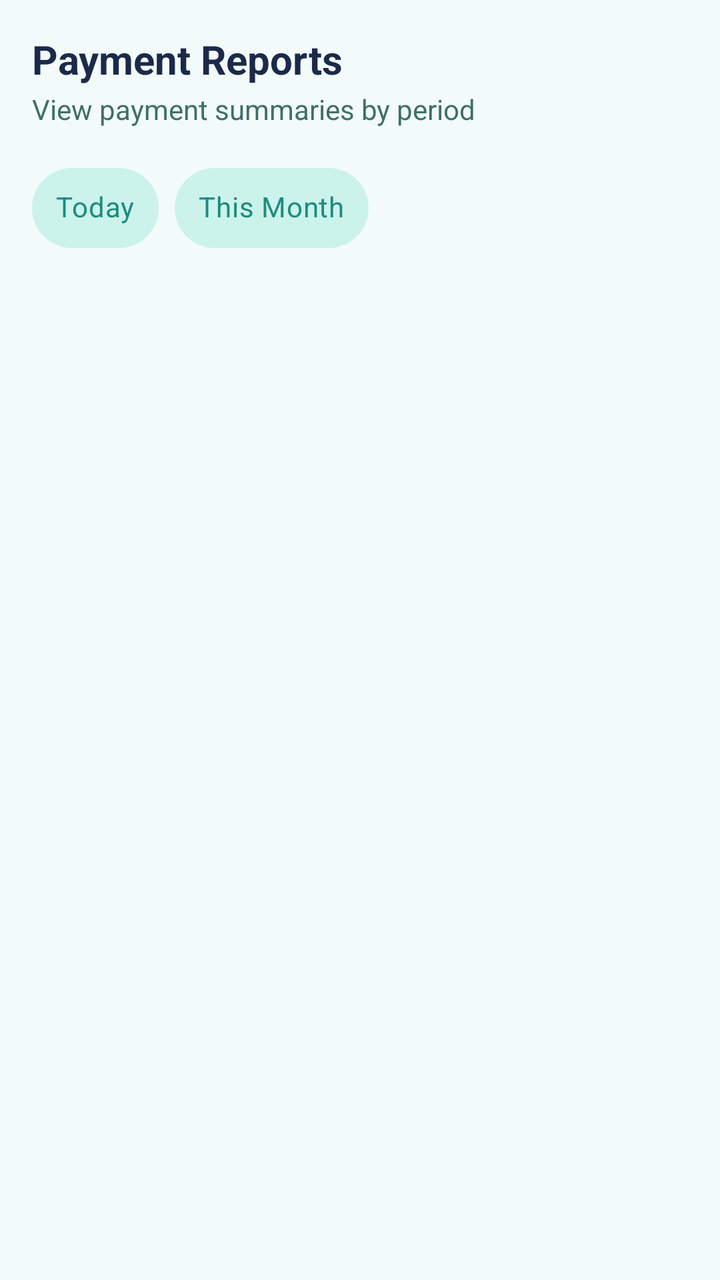
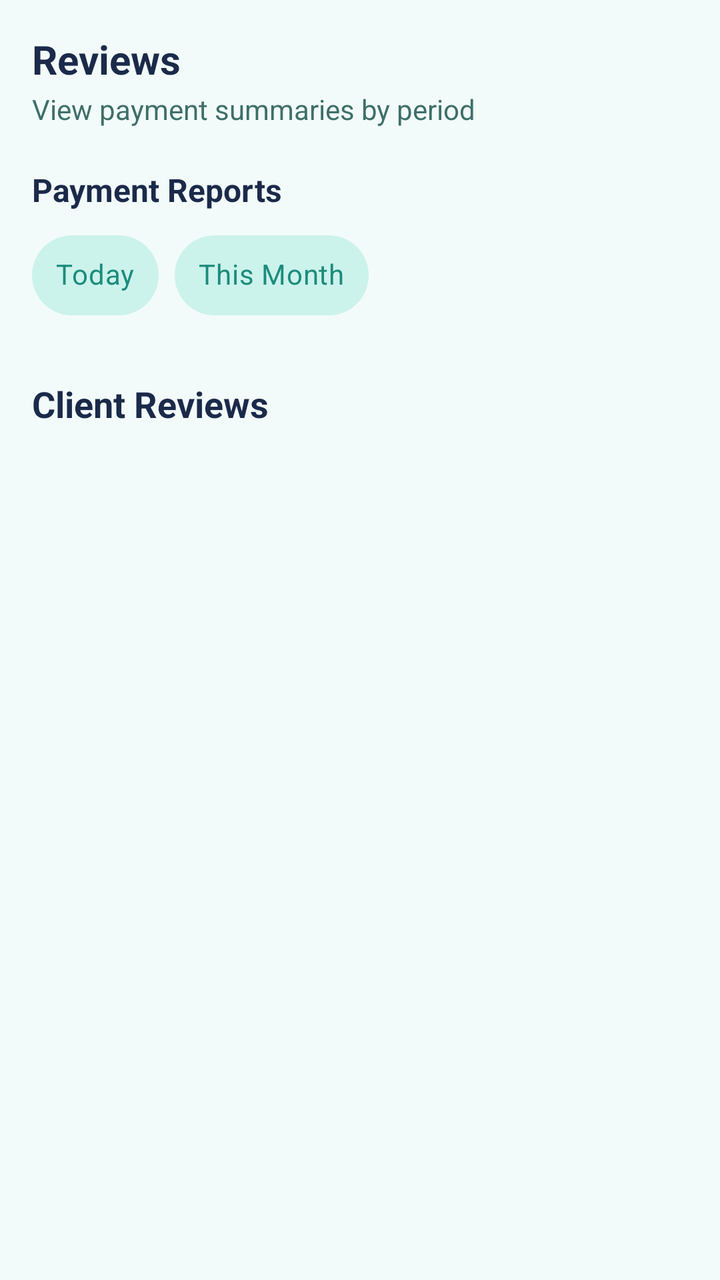

Compare the two renders of this Android layout. The source of the first and the diff that turns it into the second are given below.
<!-- AndroidManifest.xml: application theme Theme.HairGo -->
<!-- res/layout/fragment_owner_reports.xml -->
<?xml version="1.0" encoding="utf-8"?>
<androidx.core.widget.NestedScrollView
    xmlns:android="http://schemas.android.com/apk/res/android"
    xmlns:app="http://schemas.android.com/apk/res-auto"
    android:layout_width="match_parent"
    android:layout_height="match_parent"
    android:background="@color/home_bg">

    <LinearLayout
        android:layout_width="match_parent"
        android:layout_height="wrap_content"
        android:orientation="vertical"
        android:padding="16dp">

        <TextView
            android:layout_width="wrap_content"
            android:layout_height="wrap_content"
            android:text="@string/reports_title"
            android:textColor="@color/home_text_primary"
            android:textSize="20sp"
            android:textStyle="bold" />

        <TextView
            android:layout_width="wrap_content"
            android:layout_height="wrap_content"
            android:layout_marginTop="2dp"
            android:layout_marginBottom="16dp"
            android:text="@string/reports_subtitle"
            android:textColor="@color/home_text_secondary"
            android:textSize="14sp" />

        
        <com.google.android.material.chip.ChipGroup
            android:id="@+id/chipGroupPeriod"
            android:layout_width="match_parent"
            android:layout_height="wrap_content"
            android:orientation="horizontal"
            app:chipSpacingHorizontal="8dp"
            app:selectionRequired="true"
            app:singleLine="true"
            app:singleSelection="true">

            <com.google.android.material.chip.Chip
                android:id="@+id/chipToday"
                style="@style/Widget.MaterialComponents.Chip.Choice"
                android:layout_width="wrap_content"
                android:layout_height="wrap_content"
                android:text="@string/report_period_today"
                android:textColor="@color/report_chip_text"
                android:textSize="14sp"
                app:checkedIconVisible="false"
                app:chipBackgroundColor="@color/report_chip_bg"
                app:chipCornerRadius="20dp"
                app:chipMinHeight="40dp"
                app:chipStrokeWidth="0dp" />

            <com.google.android.material.chip.Chip
                android:id="@+id/chipThisMonth"
                style="@style/Widget.MaterialComponents.Chip.Choice"
                android:layout_width="wrap_content"
                android:layout_height="wrap_content"
                android:text="@string/report_period_this_month"
                android:textColor="@color/report_chip_text"
                android:textSize="14sp"
                app:checkedIconVisible="false"
                app:chipBackgroundColor="@color/report_chip_bg"
                app:chipCornerRadius="20dp"
                app:chipMinHeight="40dp"
                app:chipStrokeWidth="0dp" />
        </com.google.android.material.chip.ChipGroup>

        <ProgressBar
            android:id="@+id/progressReports"
            android:layout_width="wrap_content"
            android:layout_height="wrap_content"
            android:layout_marginTop="40dp"
            android:layout_marginBottom="8dp"
            android:layout_gravity="center_horizontal"
            android:indeterminateTint="@color/teal"
            android:visibility="gone" />

        <TextView
            android:id="@+id/tvEmptyReports"
            android:layout_width="match_parent"
            android:layout_height="wrap_content"
            android:layout_marginTop="24dp"
            android:background="@drawable/bg_badge_teal"
            android:drawableTop="@drawable/ic_booking_empty"
            android:drawablePadding="12dp"
            android:gravity="center"
            android:lineSpacingExtra="2dp"
            android:padding="24dp"
            android:text="@string/reports_empty"
            android:textColor="@color/home_text_primary"
            android:textSize="16sp"
            android:visibility="gone" />

        
        <TextView
            android:id="@+id/tvBookingSummaryLabel"
            android:layout_width="wrap_content"
            android:layout_height="wrap_content"
            android:layout_marginTop="20dp"
            android:text="@string/reports_booking_summary"
            android:textColor="@color/home_text_primary"
            android:textSize="16sp"
            android:textStyle="bold"
            android:visibility="gone" />

        <LinearLayout
            android:id="@+id/layoutBookingSummary"
            android:layout_width="match_parent"
            android:layout_height="wrap_content"
            android:layout_marginTop="8dp"
            android:baselineAligned="false"
            android:orientation="horizontal"
            android:visibility="gone">

            
            <androidx.cardview.widget.CardView
                android:id="@+id/cardReportTotalValue"
                android:layout_width="0dp"
                android:layout_height="match_parent"
                android:layout_marginEnd="6dp"
                android:layout_weight="1"
                android:minHeight="92dp"
                app:cardBackgroundColor="@color/home_card_bg"
                app:cardCornerRadius="12dp"
                app:cardElevation="2dp"
                app:cardUseCompatPadding="false">

                <LinearLayout
                    android:layout_width="match_parent"
                    android:layout_height="match_parent"
                    android:baselineAligned="false"
                    android:gravity="center_vertical"
                    android:orientation="horizontal"
                    android:padding="14dp">

                    <ImageView
                        android:layout_width="36dp"
                        android:layout_height="36dp"
                        android:background="@drawable/bg_icon_circle_teal"
                        android:importantForAccessibility="no"
                        android:padding="8dp"
                        android:scaleType="centerInside"
                        android:src="@drawable/ic_nav_reports"
                        app:tint="@color/teal_primary" />

                    <LinearLayout
                        android:layout_width="0dp"
                        android:layout_height="wrap_content"
                        android:layout_marginStart="10dp"
                        android:layout_weight="1"
                        android:orientation="vertical">

                        <TextView
                            android:id="@+id/tvReportTotalValue"
                            android:layout_width="wrap_content"
                            android:layout_height="wrap_content"
                            android:text="R0"
                            android:textColor="@color/home_text_primary"
                            android:textSize="24sp"
                            android:textStyle="bold" />

                        <TextView
                            android:layout_width="wrap_content"
                            android:layout_height="wrap_content"
                            android:text="@string/reports_total_value"
                            android:textColor="@color/home_text_secondary"
                            android:textSize="12sp" />
                    </LinearLayout>
                </LinearLayout>
            </androidx.cardview.widget.CardView>

            
            <androidx.cardview.widget.CardView
                android:id="@+id/cardReportBookingsOutstanding"
                android:layout_width="0dp"
                android:layout_height="match_parent"
                android:layout_marginStart="6dp"
                android:layout_weight="1"
                android:minHeight="92dp"
                app:cardBackgroundColor="@color/home_card_bg"
                app:cardCornerRadius="12dp"
                app:cardElevation="2dp"
                app:cardUseCompatPadding="false">

                <LinearLayout
                    android:layout_width="match_parent"
                    android:layout_height="match_parent"
                    android:baselineAligned="false"
                    android:gravity="center_vertical"
                    android:orientation="horizontal"
                    android:padding="14dp">

                    <ImageView
                        android:layout_width="36dp"
                        android:layout_height="36dp"
                        android:background="@drawable/bg_icon_circle_orange"
                        android:importantForAccessibility="no"
                        android:padding="8dp"
                        android:scaleType="centerInside"
                        android:src="@drawable/ic_warning"
                        app:tint="@color/warning" />

                    <LinearLayout
                        android:layout_width="0dp"
                        android:layout_height="wrap_content"
                        android:layout_marginStart="10dp"
                        android:layout_weight="1"
                        android:orientation="vertical">

                        <TextView
                            android:id="@+id/tvReportBookingsOutstanding"
                            android:layout_width="wrap_content"
                            android:layout_height="wrap_content"
                            android:text="0"
                            android:textColor="@color/warning"
                            android:textSize="24sp"
                            android:textStyle="bold" />

                        <TextView
                            android:layout_width="wrap_content"
                            android:layout_height="wrap_content"
                            android:text="@string/reports_bookings_outstanding"
                            android:textColor="@color/home_text_secondary"
                            android:textSize="12sp" />
                    </LinearLayout>
                </LinearLayout>
            </androidx.cardview.widget.CardView>
        </LinearLayout>

        
        <TextView
            android:id="@+id/tvPaymentSummaryLabel"
            android:layout_width="wrap_content"
            android:layout_height="wrap_content"
            android:layout_marginTop="24dp"
            android:text="@string/reports_payment_summary"
            android:textColor="@color/home_text_primary"
            android:textSize="16sp"
            android:textStyle="bold"
            android:visibility="gone" />

        <LinearLayout
            android:id="@+id/layoutPaymentSummary"
            android:layout_width="match_parent"
            android:layout_height="wrap_content"
            android:layout_marginTop="8dp"
            android:baselineAligned="false"
            android:orientation="horizontal"
            android:visibility="gone">

            
            <androidx.cardview.widget.CardView
                android:id="@+id/cardReportAmountPaid"
                android:layout_width="0dp"
                android:layout_height="match_parent"
                android:layout_marginEnd="6dp"
                android:layout_weight="1"
                android:minHeight="92dp"
                app:cardBackgroundColor="@color/home_card_bg"
                app:cardCornerRadius="12dp"
                app:cardElevation="2dp"
                app:cardUseCompatPadding="false">

                <LinearLayout
                    android:layout_width="match_parent"
                    android:layout_height="match_parent"
                    android:baselineAligned="false"
                    android:gravity="center_vertical"
                    android:orientation="horizontal"
                    android:padding="14dp">

                    <ImageView
                        android:layout_width="36dp"
                        android:layout_height="36dp"
                        android:background="@drawable/bg_icon_circle_green"
                        android:importantForAccessibility="no"
                        android:padding="8dp"
                        android:scaleType="centerInside"
                        android:src="@drawable/ic_check"
                        app:tint="@color/success" />

                    <LinearLayout
                        android:layout_width="0dp"
                        android:layout_height="wrap_content"
                        android:layout_marginStart="10dp"
                        android:layout_weight="1"
                        android:orientation="vertical">

                        <TextView
                            android:id="@+id/tvReportAmountPaid"
                            android:layout_width="wrap_content"
                            android:layout_height="wrap_content"
                            android:text="R0"
                            android:textColor="@color/teal"
                            android:textSize="24sp"
                            android:textStyle="bold" />

                        <TextView
                            android:layout_width="wrap_content"
                            android:layout_height="wrap_content"
                            android:text="@string/reports_amount_paid"
                            android:textColor="@color/home_text_secondary"
                            android:textSize="12sp" />
                    </LinearLayout>
                </LinearLayout>
            </androidx.cardview.widget.CardView>

            
            <androidx.cardview.widget.CardView
                android:id="@+id/cardReportOutstandingBalance"
                android:layout_width="0dp"
                android:layout_height="match_parent"
                android:layout_marginStart="6dp"
                android:layout_weight="1"
                android:minHeight="92dp"
                app:cardBackgroundColor="@color/home_card_bg"
                app:cardCornerRadius="12dp"
                app:cardElevation="2dp"
                app:cardUseCompatPadding="false">

                <LinearLayout
                    android:layout_width="match_parent"
                    android:layout_height="match_parent"
                    android:baselineAligned="false"
                    android:gravity="center_vertical"
                    android:orientation="horizontal"
                    android:padding="14dp">

                    <ImageView
                        android:layout_width="36dp"
                        android:layout_height="36dp"
                        android:background="@drawable/bg_icon_circle_coral"
                        android:importantForAccessibility="no"
                        android:padding="8dp"
                        android:scaleType="centerInside"
                        android:src="@drawable/ic_warning"
                        app:tint="@color/error" />

                    <LinearLayout
                        android:layout_width="0dp"
                        android:layout_height="wrap_content"
                        android:layout_marginStart="10dp"
                        android:layout_weight="1"
                        android:orientation="vertical">

                        <TextView
                            android:id="@+id/tvReportOutstandingBalance"
                            android:layout_width="wrap_content"
                            android:layout_height="wrap_content"
                            android:text="R0"
                            android:textColor="@color/error"
                            android:textSize="24sp"
                            android:textStyle="bold" />

                        <TextView
                            android:layout_width="wrap_content"
                            android:layout_height="wrap_content"
                            android:text="@string/reports_outstanding_balance"
                            android:textColor="@color/home_text_secondary"
                            android:textSize="12sp" />
                    </LinearLayout>
                </LinearLayout>
            </androidx.cardview.widget.CardView>
        </LinearLayout>

        
        <TextView
            android:id="@+id/tvPaymentBreakdownLabel"
            android:layout_width="wrap_content"
            android:layout_height="wrap_content"
            android:layout_marginTop="24dp"
            android:text="@string/reports_payment_breakdown"
            android:textColor="@color/home_text_primary"
            android:textSize="16sp"
            android:textStyle="bold"
            android:visibility="gone" />

        <LinearLayout
            android:id="@+id/layoutPaymentBreakdown"
            android:layout_width="match_parent"
            android:layout_height="wrap_content"
            android:layout_marginTop="8dp"
            android:baselineAligned="false"
            android:orientation="horizontal"
            android:visibility="gone">

            
            <androidx.cardview.widget.CardView
                android:id="@+id/cardReportCardPayments"
                android:layout_width="0dp"
                android:layout_height="match_parent"
                android:layout_marginEnd="6dp"
                android:layout_weight="1"
                android:minHeight="92dp"
                app:cardBackgroundColor="@color/home_card_bg"
                app:cardCornerRadius="12dp"
                app:cardElevation="2dp"
                app:cardUseCompatPadding="false">

                <LinearLayout
                    android:layout_width="match_parent"
                    android:layout_height="match_parent"
                    android:baselineAligned="false"
                    android:gravity="center_vertical"
                    android:orientation="horizontal"
                    android:padding="14dp">

                    <ImageView
                        android:layout_width="36dp"
                        android:layout_height="36dp"
                        android:background="@drawable/bg_icon_circle_teal"
                        android:importantForAccessibility="no"
                        android:padding="8dp"
                        android:scaleType="centerInside"
                        android:src="@drawable/ic_nav_reports"
                        app:tint="@color/teal_primary" />

                    <LinearLayout
                        android:layout_width="0dp"
                        android:layout_height="wrap_content"
                        android:layout_marginStart="10dp"
                        android:layout_weight="1"
                        android:orientation="vertical">

                        <TextView
                            android:id="@+id/tvReportCardPayments"
                            android:layout_width="wrap_content"
                            android:layout_height="wrap_content"
                            android:text="R0"
                            android:textColor="@color/home_text_primary"
                            android:textSize="24sp"
                            android:textStyle="bold" />

                        <TextView
                            android:layout_width="wrap_content"
                            android:layout_height="wrap_content"
                            android:text="@string/reports_card_payments"
                            android:textColor="@color/home_text_secondary"
                            android:textSize="12sp" />

                        <TextView
                            android:layout_width="wrap_content"
                            android:layout_height="wrap_content"
                            android:layout_marginTop="4dp"
                            android:text="@string/reports_card_payments_note"
                            android:textColor="@color/home_text_secondary"
                            android:textSize="10sp" />
                    </LinearLayout>
                </LinearLayout>
            </androidx.cardview.widget.CardView>

            
            <androidx.cardview.widget.CardView
                android:id="@+id/cardReportCashPayments"
                android:layout_width="0dp"
                android:layout_height="match_parent"
                android:layout_marginStart="6dp"
                android:layout_weight="1"
                android:minHeight="92dp"
                app:cardBackgroundColor="@color/home_card_bg"
                app:cardCornerRadius="12dp"
                app:cardElevation="2dp"
                app:cardUseCompatPadding="false">

                <LinearLayout
                    android:layout_width="match_parent"
                    android:layout_height="match_parent"
                    android:baselineAligned="false"
                    android:gravity="center_vertical"
                    android:orientation="horizontal"
                    android:padding="14dp">

                    <ImageView
                        android:layout_width="36dp"
                        android:layout_height="36dp"
                        android:background="@drawable/bg_icon_circle_green"
                        android:importantForAccessibility="no"
                        android:padding="8dp"
                        android:scaleType="centerInside"
                        android:src="@drawable/ic_check"
                        app:tint="@color/success" />

                    <LinearLayout
                        android:layout_width="0dp"
                        android:layout_height="wrap_content"
                        android:layout_marginStart="10dp"
                        android:layout_weight="1"
                        android:orientation="vertical">

                        <TextView
                            android:id="@+id/tvReportCashPayments"
                            android:layout_width="wrap_content"
                            android:layout_height="wrap_content"
                            android:text="R0"
                            android:textColor="@color/teal"
                            android:textSize="24sp"
                            android:textStyle="bold" />

                        <TextView
                            android:layout_width="wrap_content"
                            android:layout_height="wrap_content"
                            android:text="@string/reports_cash_payments"
                            android:textColor="@color/home_text_secondary"
                            android:textSize="12sp" />

                        <TextView
                            android:layout_width="wrap_content"
                            android:layout_height="wrap_content"
                            android:layout_marginTop="4dp"
                            android:text="@string/reports_cash_payments_note"
                            android:textColor="@color/home_text_secondary"
                            android:textSize="10sp" />
                    </LinearLayout>
                </LinearLayout>
            </androidx.cardview.widget.CardView>
        </LinearLayout>

        
        <TextView
            android:id="@+id/tvDataCompletenessNote"
            android:layout_width="match_parent"
            android:layout_height="wrap_content"
            android:layout_marginTop="24dp"
            android:background="@drawable/bg_salon_chip_warning"
            android:lineSpacingExtra="2dp"
            android:padding="14dp"
            android:text="@string/reports_data_completeness_note"
            android:textColor="@color/salon_chip_warning_text"
            android:textSize="12sp"
            android:visibility="gone" />
    </LinearLayout>
</androidx.core.widget.NestedScrollView>
<!-- resources referenced by this layout -->
<resources>
  <color name="error">#D9534F</color>
  <color name="home_bg">#F2FBF9</color>
  <color name="home_card_bg">#FFFFFF</color>
  <color name="home_text_primary">#1B2A4A</color>
  <color name="home_text_secondary">#3E6F69</color>
  <color name="salon_chip_warning_text">#8A5A00</color>
  <color name="success">#2E8B57</color>
  <color name="teal">#14B8A6</color>
  <color name="teal_primary">#1C8C7C</color>
  <color name="warning">#E0A800</color>
  <!-- drawable bg_icon_circle_coral (drawable) -->
  <?xml version="1.0" encoding="utf-8"?>
  <shape xmlns:android="http://schemas.android.com/apk/res/android" android:shape="oval">
      <solid android:color="@color/badge_coral_bg"/>
  </shape>
  <!-- drawable bg_icon_circle_green (drawable) -->
  <?xml version="1.0" encoding="utf-8"?>
  <shape xmlns:android="http://schemas.android.com/apk/res/android" android:shape="oval">
      <solid android:color="@color/badge_green_bg"/>
  </shape>
  <!-- drawable bg_icon_circle_orange (drawable) -->
  <?xml version="1.0" encoding="utf-8"?>
  <shape xmlns:android="http://schemas.android.com/apk/res/android" android:shape="oval">
      <solid android:color="@color/badge_orange_bg"/>
  </shape>
  <!-- drawable bg_icon_circle_teal (drawable) -->
  <?xml version="1.0" encoding="utf-8"?>
  <shape xmlns:android="http://schemas.android.com/apk/res/android" android:shape="oval">
      <solid android:color="@color/badge_teal_bg"/>
  </shape>
  <string name="report_period_this_month">This Month</string>
  <string name="report_period_today">Today</string>
  <string name="reports_amount_paid">Amount paid</string>
  <string name="reports_booking_summary">Booking Summary</string>
  <string name="reports_bookings_outstanding">Bookings with outstanding</string>
  <string name="reports_card_payments">Simulated card payments</string>
  <string name="reports_card_payments_note">Includes deposits &amp; full payments</string>
  <string name="reports_cash_payments">Owner-recorded cash</string>
  <string name="reports_cash_payments_note">Recorded at salon by owner</string>
  <string name="reports_data_completeness_note">Note: Totals reflect only bookings with known payment data. Legacy bookings without payment records are excluded.</string>
  <string name="reports_empty">No bookings for this period.</string>
  <string name="reports_outstanding_balance">Outstanding balance</string>
  <string name="reports_payment_breakdown">Payment Method Breakdown</string>
  <string name="reports_payment_summary">Payment Summary</string>
  <string name="reports_subtitle">View payment summaries by period</string>
  <string name="reports_title">Payment Reports</string>
  <string name="reports_total_value">Total booking value</string>
  <style name="Theme.HairGo" parent="Base.Theme.HairGo">
          <item name="snackbarStyle">@style/Widget.HairGo.Snackbar</item>
      </style>
  <color name="badge_teal_bg">#E3F2F0</color>
  <color name="badge_coral_bg">#FDECE7</color>
  <color name="badge_green_bg">#E7F6EC</color>
  <color name="badge_orange_bg">#FFF4E0</color>
  <color name="salon_chip_warning_bg">#FFF3D6</color>
  <color name="teal_light">#CCF2EC</color>
  <color name="home_icon">#1C8C7C</color>
  <color name="grey_medium">#8A8A8A</color>
  <color name="white">#FFFFFF</color>
  <color name="surface">#FFFFFF</color>
  <color name="text_primary">#1A1A1A</color>
  <color name="grey_light">#F2F2F2</color>
  <color name="grey_border">#E0E0E0</color>
  <color name="navy">#1B2A4A</color>
  <style name="ShapeAppearanceOverlay.HairGo_Snackbar" parent="">
          <item name="cornerFamily">rounded</item>
          <item name="cornerSize">16dp</item>
      </style>
  <!-- unchanged entries left out for length: 8 -->
</resources>

<!-- the commit's change to res/layout/fragment_owner_reports.xml (unified diff, before → after) -->
@@ -15,7 +15,7 @@
         <TextView
             android:layout_width="wrap_content"
             android:layout_height="wrap_content"
-            android:text="@string/reports_title"
+            android:text="@string/title_reviews"
             android:textColor="@color/home_text_primary"
             android:textSize="20sp"
             android:textStyle="bold" />
@@ -28,6 +28,16 @@
             android:text="@string/reports_subtitle"
             android:textColor="@color/home_text_secondary"
             android:textSize="14sp" />
+
+        <TextView
+            android:layout_width="wrap_content"
+            android:layout_height="wrap_content"
+            android:layout_marginTop="4dp"
+            android:layout_marginBottom="8dp"
+            android:text="@string/reports_title"
+            android:textColor="@color/home_text_primary"
+            android:textSize="16sp"
+            android:textStyle="bold" />
 
         
         <com.google.android.material.chip.ChipGroup
@@ -532,5 +542,108 @@
             android:textColor="@color/salon_chip_warning_text"
             android:textSize="12sp"
             android:visibility="gone" />
+
+        
+        <TextView
+            android:id="@+id/tvReviewsTitle"
+            android:layout_width="wrap_content"
+            android:layout_height="wrap_content"
+            android:layout_marginTop="28dp"
+            android:text="@string/reviews_section_client_reviews"
+            android:textColor="@color/home_text_primary"
+            android:textSize="18sp"
+            android:textStyle="bold" />
+
+        <LinearLayout
+            android:id="@+id/layoutReviewSummary"
+            android:layout_width="match_parent"
+            android:layout_height="wrap_content"
+            android:layout_marginTop="12dp"
+            android:orientation="horizontal"
+            android:visibility="gone">
+
+            <androidx.cardview.widget.CardView
+                android:layout_width="0dp"
+                android:layout_height="wrap_content"
+                android:layout_marginEnd="6dp"
+                android:layout_weight="1"
+                app:cardBackgroundColor="@color/home_card_bg"
+                app:cardCornerRadius="12dp"
+                app:cardElevation="2dp">
+
+                <LinearLayout
+                    android:layout_width="match_parent"
+                    android:layout_height="wrap_content"
+                    android:gravity="center"
+                    android:orientation="vertical"
+                    android:padding="16dp">
+
+                    <TextView
+                        android:id="@+id/tvReviewsAverage"
+                        android:layout_width="wrap_content"
+                        android:layout_height="wrap_content"
+                        android:text="0.0"
+                        android:textColor="@color/home_text_primary"
+                        android:textSize="32sp"
+                        android:textStyle="bold" />
+
+                    <RatingBar
+                        android:id="@+id/rbReviewsAverage"
+                        style="?android:attr/ratingBarStyleSmall"
+                        android:layout_width="wrap_content"
+                        android:layout_height="wrap_content"
+                        android:layout_marginTop="4dp"
+                        android:isIndicator="true"
+                        android:numStars="5"
+                        android:rating="0"
+                        android:stepSize="0.1" />
+
+                    <TextView
+                        android:id="@+id/tvReviewsCount"
+                        android:layout_width="wrap_content"
+                        android:layout_height="wrap_content"
+                        android:layout_marginTop="4dp"
+                        android:textColor="@color/home_text_secondary"
+                        android:textSize="12sp" />
+                </LinearLayout>
+            </androidx.cardview.widget.CardView>
+
+            <LinearLayout
+                android:id="@+id/layoutRatingDistribution"
+                android:layout_width="0dp"
+                android:layout_height="wrap_content"
+                android:layout_marginStart="6dp"
+                android:layout_weight="1"
+                android:orientation="vertical" />
+        </LinearLayout>
+
+        <ProgressBar
+            android:id="@+id/progressReviews"
+            android:layout_width="wrap_content"
+            android:layout_height="wrap_content"
+            android:layout_marginTop="24dp"
+            android:layout_gravity="center_horizontal"
+            android:indeterminateTint="@color/teal"
+            android:visibility="gone" />
+
+        <TextView
+            android:id="@+id/tvReviewsEmpty"
+            android:layout_width="match_parent"
+            android:layout_height="wrap_content"
+            android:layout_marginTop="16dp"
+            android:gravity="center"
+            android:padding="24dp"
+            android:text="@string/no_reviews_yet"
+            android:textColor="@color/home_text_secondary"
+            android:textSize="14sp"
+            android:visibility="gone" />
+
+        <androidx.recyclerview.widget.RecyclerView
+            android:id="@+id/rvReviews"
+            android:layout_width="match_parent"
+            android:layout_height="wrap_content"
+            android:layout_marginTop="12dp"
+            android:nestedScrollingEnabled="false"
+            android:visibility="gone" />
     </LinearLayout>
 </androidx.core.widget.NestedScrollView>
<!-- resource entries referenced after the edit -->
@@ -30,6 +30,7 @@
   <shape xmlns:android="http://schemas.android.com/apk/res/android" android:shape="oval">
       <solid android:color="@color/badge_teal_bg"/>
   </shape>
+  <string name="no_reviews_yet">No reviews yet</string>
   <string name="report_period_this_month">This Month</string>
   <string name="report_period_today">Today</string>
   <string name="reports_amount_paid">Amount paid</string>
@@ -47,6 +48,8 @@
   <string name="reports_subtitle">View payment summaries by period</string>
   <string name="reports_title">Payment Reports</string>
   <string name="reports_total_value">Total booking value</string>
+  <string name="reviews_section_client_reviews">Client Reviews</string>
+  <string name="title_reviews">Reviews</string>
   <style name="Theme.HairGo" parent="Base.Theme.HairGo">
           <item name="snackbarStyle">@style/Widget.HairGo.Snackbar</item>
       </style>
